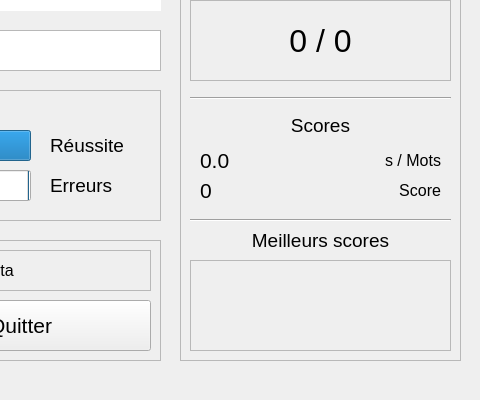
First picture: the form in code/qt/Module/module.ui, repository tbagrel1/i_gotta_go_fast-client, before the edit; both pictures show x 720 to 1200 and y 200 to 600 of the 1200 by 600 pixel window.
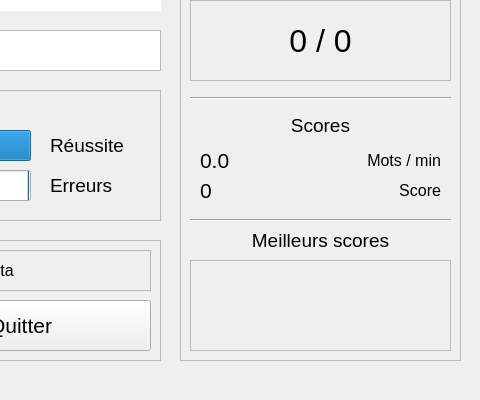
Second picture: the form after the edit.

Patch:
```diff
--- a/code/qt/Module/module.ui
+++ b/code/qt/Module/module.ui
@@ -253,9 +253,9 @@
     <widget class="QLabel" name="LabelSMots">
      <property name="geometry">
       <rect>
-       <x>190</x>
+       <x>170</x>
        <y>200</y>
-       <width>71</width>
+       <width>91</width>
        <height>21</height>
       </rect>
      </property>
@@ -265,7 +265,7 @@
       </font>
      </property>
      <property name="text">
-      <string>s / Mots</string>
+      <string>Mots / min</string>
      </property>
      <property name="alignment">
       <set>Qt::AlignRight|Qt::AlignTrailing|Qt::AlignVCenter</set>
```
